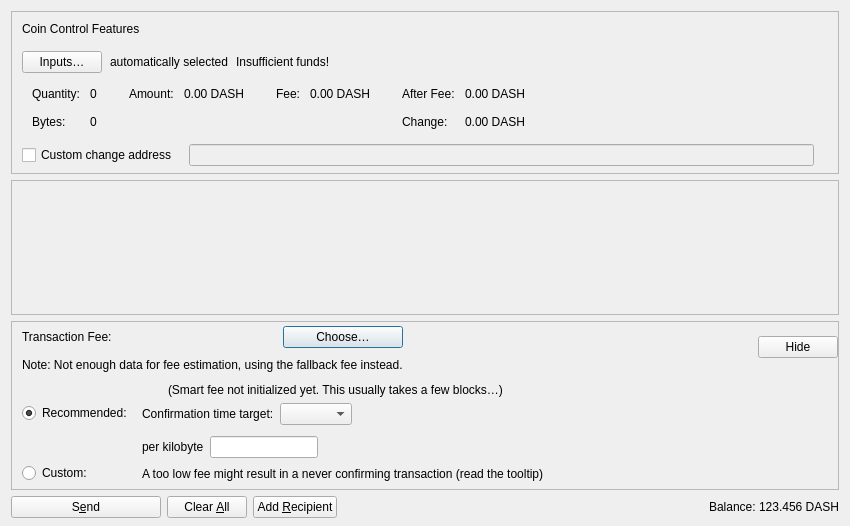
Before: the Qt Designer form src/qt/forms/sendcoinsdialog.ui in KingricharVD/vivo, drawn with Qt 5.
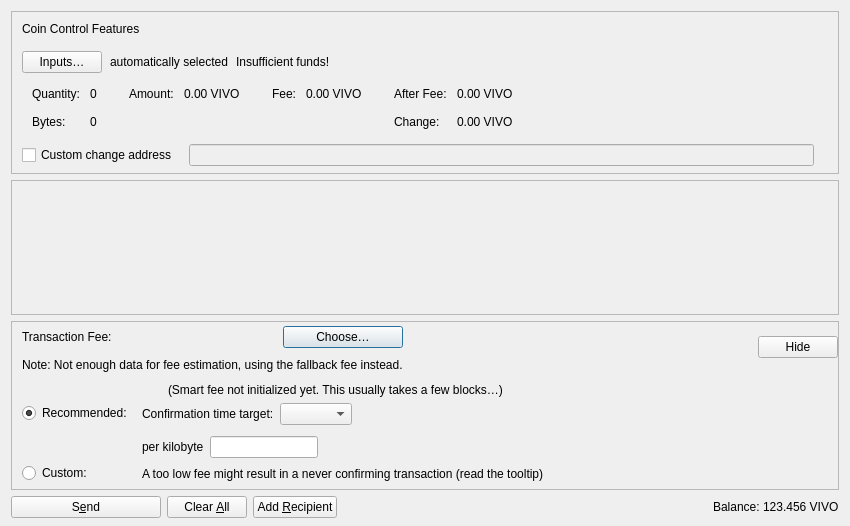
After: the same form once the commit is applied. Custom widgets are drawn as their Qt base class.

Commit message:
Removed Dash
Removed Dash

Diff of the .ui file:
```diff
--- a/src/qt/forms/sendcoinsdialog.ui
+++ b/src/qt/forms/sendcoinsdialog.ui
@@ -291,7 +291,7 @@
                   <enum>Qt::ActionsContextMenu</enum>
                  </property>
                  <property name="text">
-                  <string notr="true">0.00 DASH</string>
+                  <string notr="true">0.00 VIVO</string>
                  </property>
                  <property name="textInteractionFlags">
                   <set>Qt::LinksAccessibleByMouse|Qt::TextSelectableByKeyboard|Qt::TextSelectableByMouse</set>
@@ -336,7 +336,7 @@
                   <enum>Qt::ActionsContextMenu</enum>
                  </property>
                  <property name="text">
-                  <string notr="true">0.00 DASH</string>
+                  <string notr="true">0.00 VIVO</string>
                  </property>
                  <property name="textInteractionFlags">
                   <set>Qt::LinksAccessibleByMouse|Qt::TextSelectableByKeyboard|Qt::TextSelectableByMouse</set>
@@ -384,7 +384,7 @@
                   <enum>Qt::ActionsContextMenu</enum>
                  </property>
                  <property name="text">
-                  <string notr="true">0.00 DASH</string>
+                  <string notr="true">0.00 VIVO</string>
                  </property>
                  <property name="textInteractionFlags">
                   <set>Qt::LinksAccessibleByMouse|Qt::TextSelectableByKeyboard|Qt::TextSelectableByMouse</set>
@@ -407,7 +407,7 @@
                   <enum>Qt::ActionsContextMenu</enum>
                  </property>
                  <property name="text">
-                  <string notr="true">0.00 DASH</string>
+                  <string notr="true">0.00 VIVO</string>
                  </property>
                  <property name="textInteractionFlags">
                   <set>Qt::LinksAccessibleByMouse|Qt::TextSelectableByKeyboard|Qt::TextSelectableByMouse</set>
@@ -1117,7 +1117,7 @@
           <cursorShape>IBeamCursor</cursorShape>
          </property>
          <property name="text">
-          <string notr="true">123.456 DASH</string>
+          <string notr="true">123.456 VIVO</string>
          </property>
          <property name="textInteractionFlags">
           <set>Qt::LinksAccessibleByMouse|Qt::TextSelectableByKeyboard|Qt::TextSelectableByMouse</set>
```
Left out of the diff: 2 changed lines with no effect on the pictures. The commit also changes 1025 other files.
